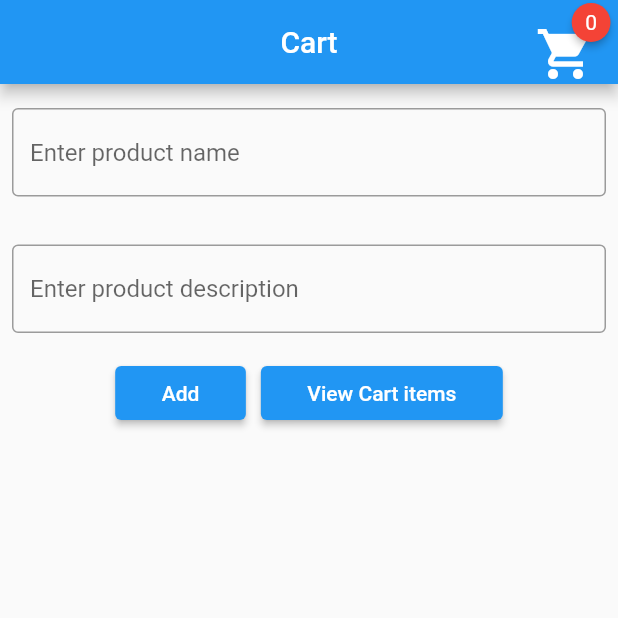
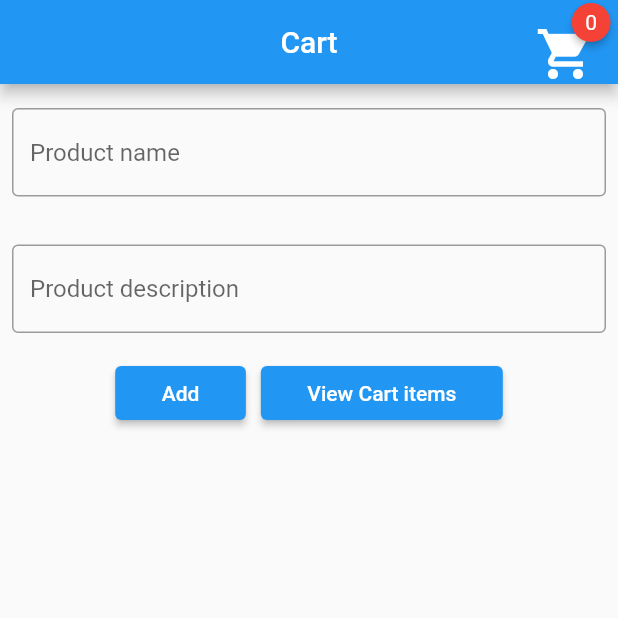
Before and after one commit to KerryMwai/shoppingcart2, a Flutter app: the screen it shows after launch, on a phone screen of 412 x 824 dp, the top half of it. Run offline on Flutter 3.47's test engine with Material 2 defaults, Android fonts, the light colour scheme and no system bars; drawn by our look-alikes of badges.

Commit message:
Edited palceholder on text field

```diff
--- a/lib/main.dart
+++ b/lib/main.dart
@@ -89,7 +89,7 @@ class MyHomePage extends StatelessWidget {
                     controller: nameController,
                     decoration: const InputDecoration(
                       border: OutlineInputBorder(),
-                      hintText: 'Enter product name',
+                      hintText: 'Product name',
                     ),
                   ),
                 ),
@@ -101,7 +101,7 @@ class MyHomePage extends StatelessWidget {
                     controller: descriptionController,
                     decoration: const InputDecoration(
                       border: OutlineInputBorder(),
-                      hintText: 'Enter product description',
+                      hintText: 'Product description',
                     ),
                   ),
                 ),
```
